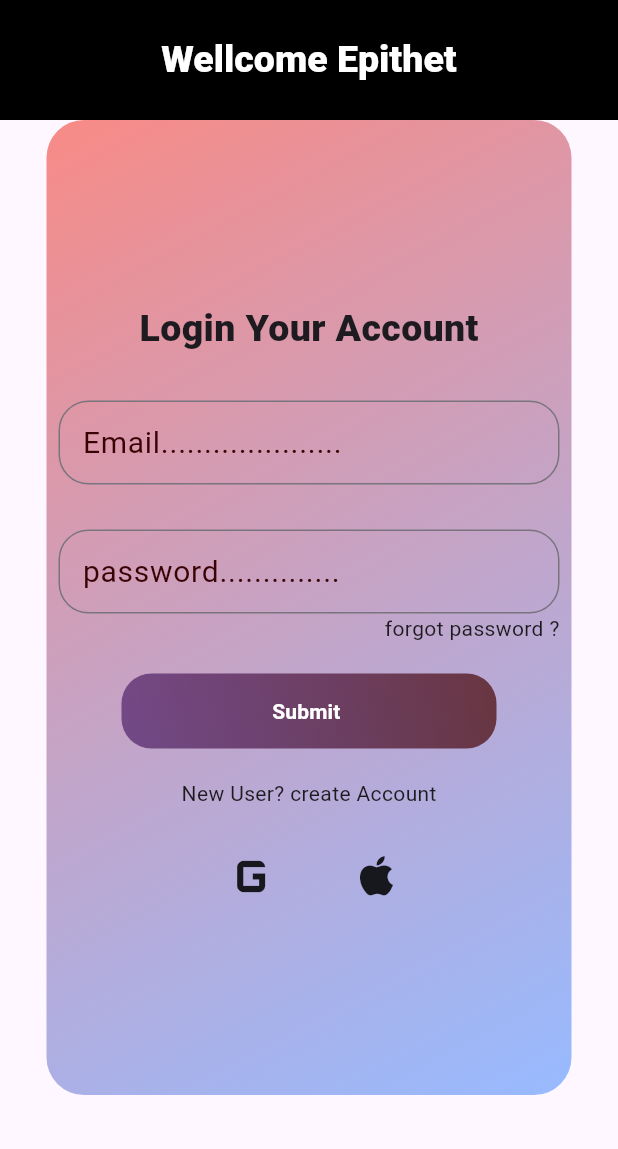
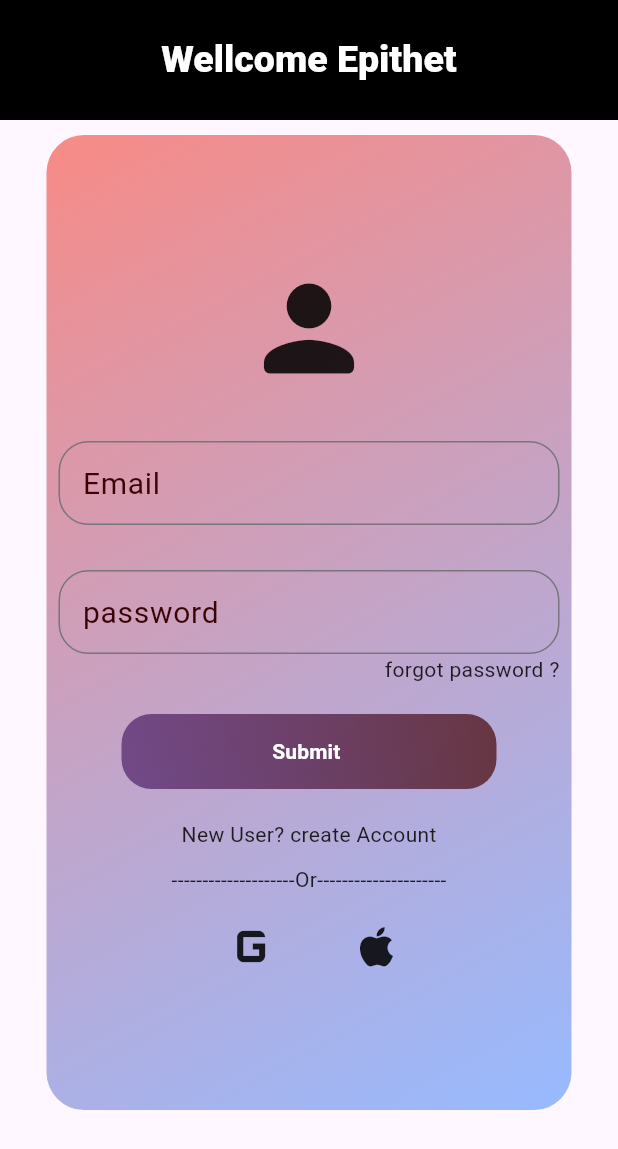
Before and after one commit to Aalokkumar0/epithet, a Flutter app: the screen it shows after launch, on a phone screen of 412 x 824 dp. Shown: the top 1149 px of the screen. Run offline on Flutter 3.47's test engine with Material 3 defaults, Android fonts, the phone set to English and light mode, and no system bars.

Commit message:
Refactor CardScreen layout and update input field labels for clarity

```diff
--- a/lib/widget/card.dart
+++ b/lib/widget/card.dart
@@ -8,6 +8,8 @@ class CardScreen extends StatelessWidget {
     return SingleChildScrollView(
       scrollDirection: Axis.vertical,
       child: Center(
+        child: Padding(
+          padding: const EdgeInsets.only(top: 10.0),
           child: Container(
             height: 650,
             width: 350,
@@ -27,16 +29,18 @@ class CardScreen extends StatelessWidget {
               child: Column(
                 mainAxisAlignment: MainAxisAlignment.center,
                 children: [
-                Text(
+                   Icon(Icons.person_rounded,size: 90,),
+                 /* Text(
                     "Login Your Account",
                     style: TextStyle(fontWeight: FontWeight.w900, fontSize: 25),
                   ),
-
+                */
                   SizedBox(height: 30),
 
                   TextField(
                     decoration: InputDecoration(
-                    labelText: "Email.....................",
+                      labelText: "Email",
+                      hintText:"Enter Email" ,
                       labelStyle: TextStyle(
                         color: const Color.fromARGB(255, 57, 3, 5),
                         fontSize: 20,
@@ -51,7 +55,8 @@ class CardScreen extends StatelessWidget {
 
                   TextField(
                     decoration: InputDecoration(
-                    labelText: "password..............",
+                      labelText: "password",
+                      hintText:"Enter password" ,
                       labelStyle: TextStyle(
                         color: const Color.fromARGB(255, 57, 3, 5),
                         fontSize: 20,
@@ -98,8 +103,10 @@ class CardScreen extends StatelessWidget {
                       SizedBox(height: 20),
 
                       Text("New User? create Account"),
+                      SizedBox(height: 10),
+                      Text("--------------------Or---------------------"),
 
-                    SizedBox(height: 20),
+                      SizedBox(height: 10),
 
                       Row(
                         mainAxisAlignment: MainAxisAlignment.center,
@@ -116,6 +123,7 @@ class CardScreen extends StatelessWidget {
             ),
           ),
         ),
+      ),
     );
   }
 }
```
Lines whose indentation alone changed are shown as unchanged.
